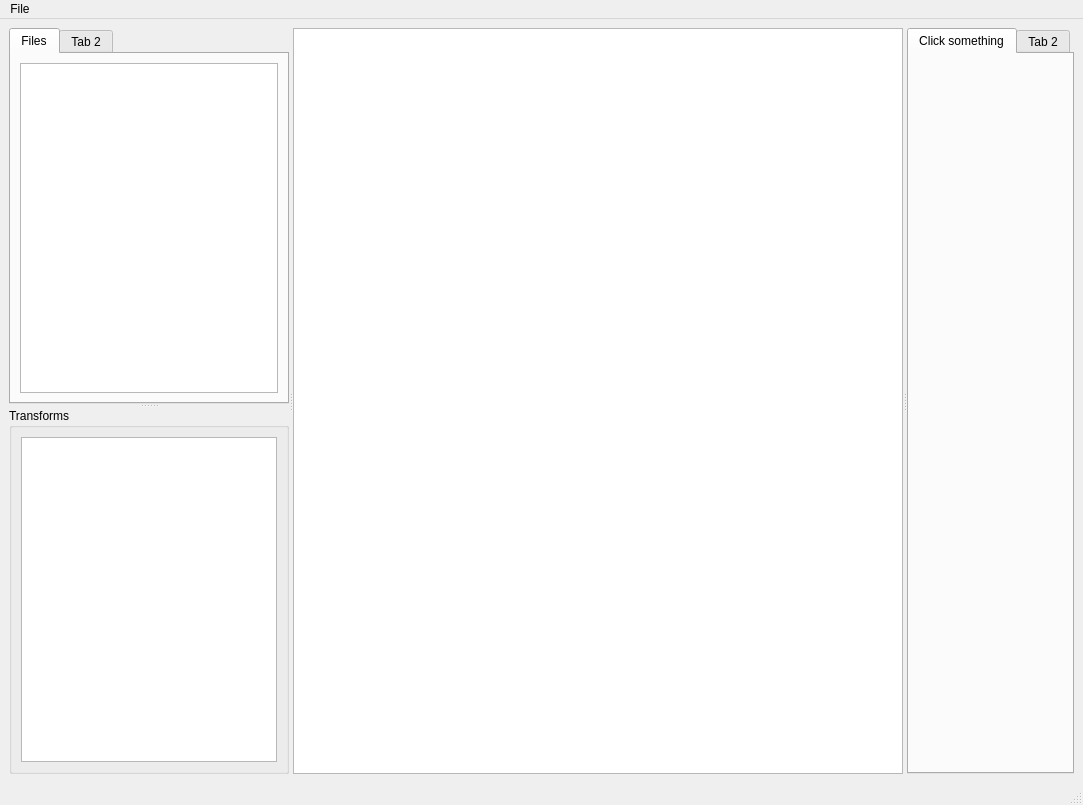
Qt form src/mainwindow.ui (mortbopet/mlir-interactive) before a commit.
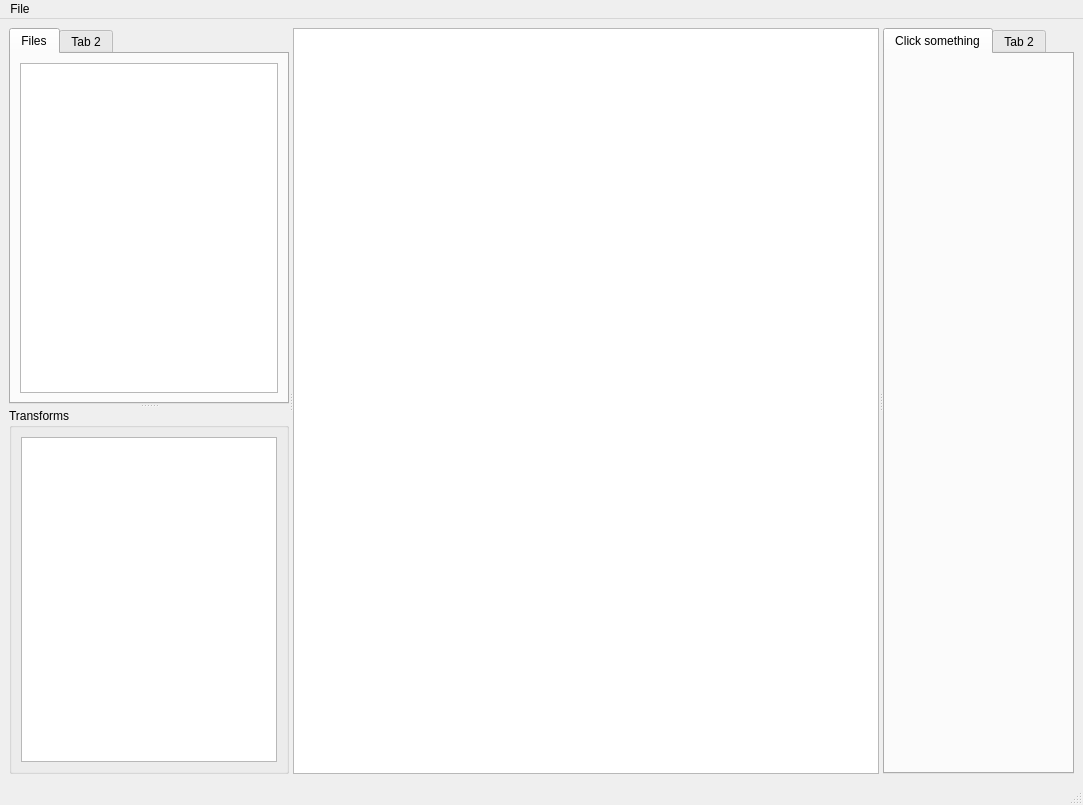
The same form after that commit.

```diff
--- a/src/mainwindow.ui
+++ b/src/mainwindow.ui
@@ -62,12 +62,27 @@
       <widget class="QGraphicsView" name="graphicsView">
        <property name="sizePolicy">
         <sizepolicy hsizetype="Expanding" vsizetype="Expanding">
-         <horstretch>1</horstretch>
+         <horstretch>2</horstretch>
          <verstretch>0</verstretch>
         </sizepolicy>
        </property>
+       <property name="minimumSize">
+        <size>
+         <width>500</width>
+         <height>0</height>
+        </size>
+       </property>
+       <property name="dragMode">
+        <enum>QGraphicsView::RubberBandDrag</enum>
+       </property>
       </widget>
       <widget class="QTabWidget" name="tabWidget_2">
+       <property name="sizePolicy">
+        <sizepolicy hsizetype="Expanding" vsizetype="Expanding">
+         <horstretch>1</horstretch>
+         <verstretch>0</verstretch>
+        </sizepolicy>
+       </property>
        <widget class="QWidget" name="tab_3">
         <attribute name="title">
          <string>Click something</string>
```
Left out of the diff: 2 changed lines with no effect on the pictures.
